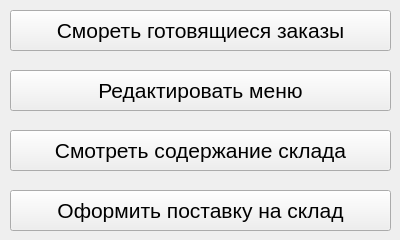
This is mainmenuwidget.ui in Omn1/TUIadmin as Qt 5 draws it before an edit. The edited form follows.
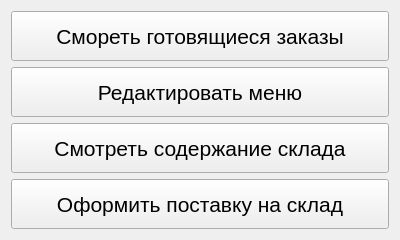
This is the edited form.

The edit to the form file:
```diff
--- a/mainmenuwidget.ui
+++ b/mainmenuwidget.ui
@@ -10,6 +10,12 @@
     <height>240</height>
    </rect>
   </property>
+  <property name="sizePolicy">
+   <sizepolicy hsizetype="Expanding" vsizetype="Maximum">
+    <horstretch>0</horstretch>
+    <verstretch>0</verstretch>
+   </sizepolicy>
+  </property>
   <property name="minimumSize">
    <size>
     <width>400</width>
@@ -19,14 +25,14 @@
   <property name="windowTitle">
    <string>Form</string>
   </property>
+  <layout class="QGridLayout" name="gridLayout">
+   <item row="0" column="0">
   <widget class="QPushButton" name="checkOrdersButton">
-   <property name="geometry">
-    <rect>
-     <x>10</x>
-     <y>10</y>
-     <width>381</width>
-     <height>41</height>
-    </rect>
+     <property name="sizePolicy">
+      <sizepolicy hsizetype="Expanding" vsizetype="Expanding">
+       <horstretch>0</horstretch>
+       <verstretch>0</verstretch>
+      </sizepolicy>
    </property>
    <property name="font">
     <font>
@@ -37,14 +43,14 @@
     <string>Смореть готовящиеся заказы</string>
    </property>
   </widget>
+   </item>
+   <item row="1" column="0">
   <widget class="QPushButton" name="editMenuButton">
-   <property name="geometry">
-    <rect>
-     <x>10</x>
-     <y>70</y>
-     <width>381</width>
-     <height>41</height>
-    </rect>
+     <property name="sizePolicy">
+      <sizepolicy hsizetype="Expanding" vsizetype="Expanding">
+       <horstretch>0</horstretch>
+       <verstretch>0</verstretch>
+      </sizepolicy>
    </property>
    <property name="font">
     <font>
@@ -55,14 +61,14 @@
     <string>Редактировать меню</string>
    </property>
   </widget>
+   </item>
+   <item row="2" column="0">
   <widget class="QPushButton" name="checkWarehouseButton">
-   <property name="geometry">
-    <rect>
-     <x>10</x>
-     <y>130</y>
-     <width>381</width>
-     <height>41</height>
-    </rect>
+     <property name="sizePolicy">
+      <sizepolicy hsizetype="Expanding" vsizetype="Expanding">
+       <horstretch>0</horstretch>
+       <verstretch>0</verstretch>
+      </sizepolicy>
    </property>
    <property name="font">
     <font>
@@ -73,14 +79,14 @@
     <string>Смотреть содержание склада</string>
    </property>
   </widget>
+   </item>
+   <item row="3" column="0">
   <widget class="QPushButton" name="supplyButton">
-   <property name="geometry">
-    <rect>
-     <x>10</x>
-     <y>190</y>
-     <width>381</width>
-     <height>41</height>
-    </rect>
+     <property name="sizePolicy">
+      <sizepolicy hsizetype="Expanding" vsizetype="Expanding">
+       <horstretch>0</horstretch>
+       <verstretch>0</verstretch>
+      </sizepolicy>
    </property>
    <property name="font">
     <font>
@@ -91,6 +97,8 @@
     <string>Оформить поставку на склад</string>
    </property>
   </widget>
+   </item>
+  </layout>
  </widget>
  <resources/>
  <connections/>
```
Lines whose indentation alone changed are shown as unchanged.
